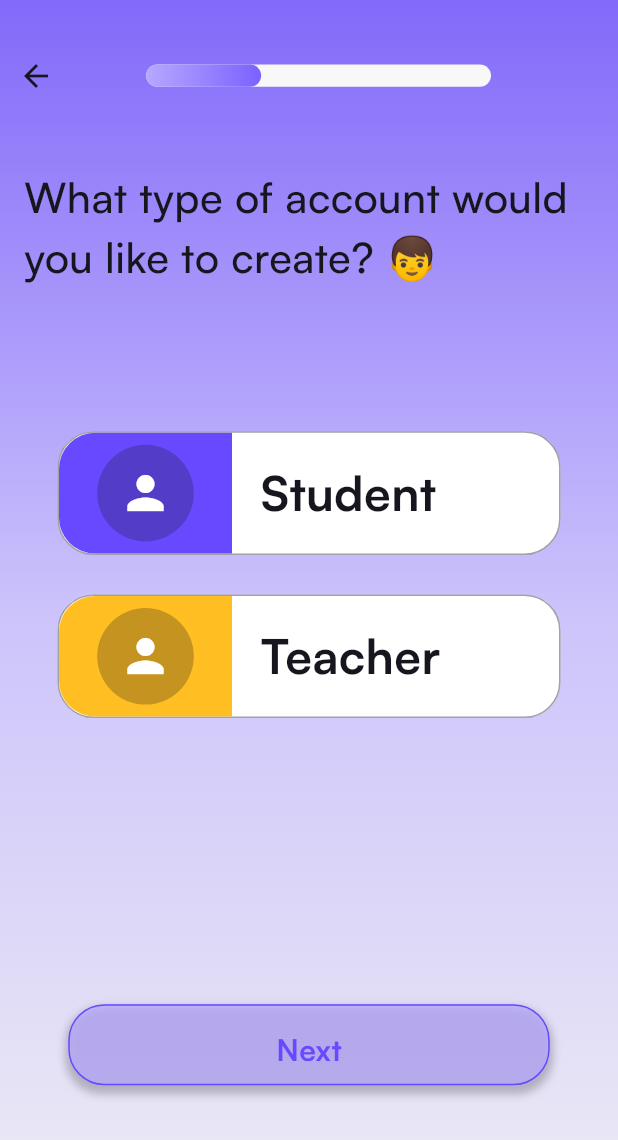
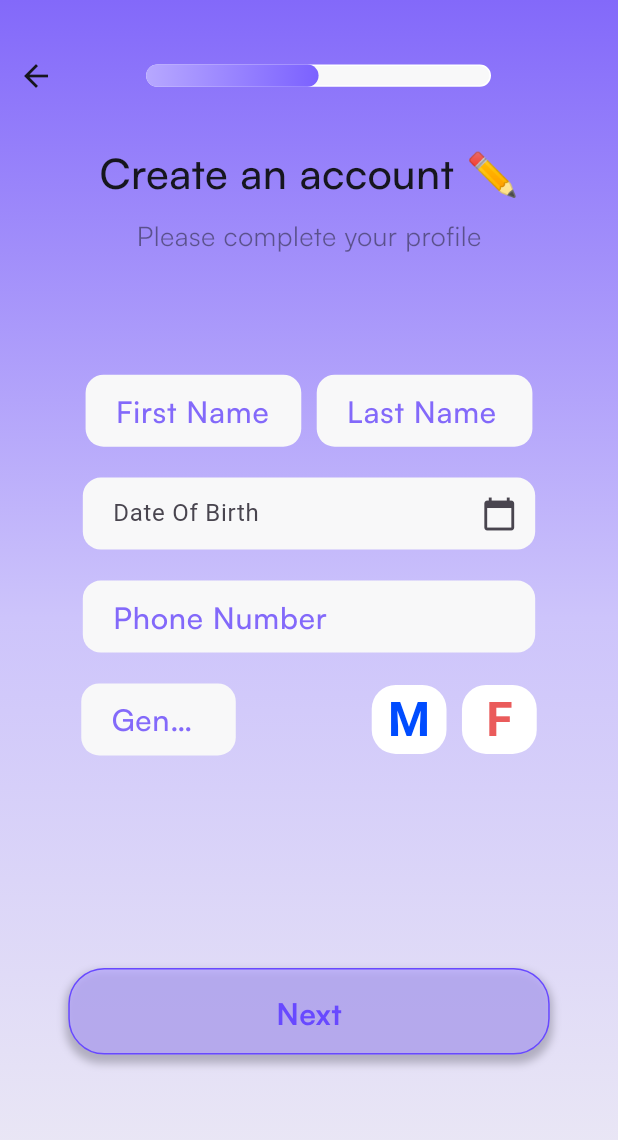
Before and after one commit to ahmedSobhi1122/Quizer, a Flutter app: the screen it shows after launch, after a tap on "Next", on a phone screen of 412 x 824 dp. Shown: the top 1140 px of the screen. Run offline on Flutter 3.47's test engine with Material 3 defaults, Android fonts, the phone set to English and light mode, and no system bars; our stand-ins replace easy_localization, shared_preferences, sqflite; accounts and stored records are empty.

Commit message:
some edit

```diff
--- a/lib/config/routes/route_constants.dart
+++ b/lib/config/routes/route_constants.dart
@@ -4,6 +4,7 @@ static const String splashScreenRoute = "/";
 static const String onbordingScreenRoute = "/onboarding";
 static const String selectionScreenRoute = "/selection";
 static const String logInScreenRoute = "/login";
+static const String dataInfoScreenRoute = "/dataInfo";
 static const String signUpScreenRoute = "/signup";
 static const String passwordScreenRoute = "/password";
 }
--- a/lib/config/routes/router.dart
+++ b/lib/config/routes/router.dart
@@ -1,6 +1,4 @@
 
-import 'package:path/path.dart';
-import 'package:quizer/features/presentation/pages/splash%20page/splash_screen.dart';
 
 import 'screen_export.dart';
 
@@ -17,10 +15,14 @@ class RouteGenerator {
         return MaterialPageRoute(
             builder: (context) =>const SplashScreen(),
         );
-    //   // case onbordingScreenRoute:
-    //   //   return MaterialPageRoute(
-    //   //     builder: (context) => const OnBoardingScreen(),
-    //   //   );
+      case Routes.signUpScreenRoute:
+        return MaterialPageRoute(
+            builder: (context) =>const SignUpScreen(),
+        );
+    case Routes.dataInfoScreenRoute:
+      return MaterialPageRoute(
+        builder: (context) => const DataInfoScreen(),
+      );
     //   case Routes.logInScreenRoute:
     //     return MaterialPageRoute(
     //       builder: (context) => LoginScreen(),
--- a/lib/config/routes/screen_export.dart
+++ b/lib/config/routes/screen_export.dart
@@ -3,7 +3,9 @@
 // export '../screens/login/views/password_screen.dart';
 // export 'package:eshop/screens/login/views/login_screen.dart';
 export 'package:flutter/material.dart';
+
 export 'package:quizer/features/presentation/pages/splash%20page/splash_screen.dart';
+export 'package:quizer/features/presentation/pages/data%20info%20page/data_information_screen.dart';
 export 'package:quizer/features/presentation/pages/selection%20page/selection_screen.dart';
 export 'package:quizer/features/presentation/pages/signup%20page/signup_screen.dart';
 export 'route_constants.dart';
--- a/lib/core/resources/text_styles.dart
+++ b/lib/core/resources/text_styles.dart
@@ -10,14 +10,21 @@ class AppTextStyles {
   AppTextStyles._();
 
   ///TextField
+  static TextStyle textStyle(BuildContext context) =>
+      getMediumStyle(
+        fontFamily: AppLanguages.getPrimaryFont(context),
+        color: AppColors.blackColor,
+        fontSize: FontSize.f20,
+      );
 
 
   ///Button
 
-  static TextStyle customButtonTextStyle(BuildContext context) =>
+
+  static TextStyle customButtonTextStyle(BuildContext context,Color color) =>
       getBoldStyle(
         fontFamily: AppLanguages.getPrimaryFont(context),
-        color: AppColors.purpleColor,
+        color: color,
         fontSize: FontSize.f20,
       );
 
--- a/lib/features/presentation/common/custom_button_with_shadow.dart
+++ b/lib/features/presentation/common/custom_button_with_shadow.dart
@@ -5,9 +5,17 @@ import 'package:quizer/core/resources/app_values.dart';
 import 'package:quizer/core/resources/text_styles.dart';
 
 class CustomButton extends StatelessWidget {
-  const CustomButton({super.key, required this.text});
+  const CustomButton(
+      {super.key,
+      required this.text,
+      required this.onPressed,
+      required this.color,
+      required this.colorText});
 
   final String text;
+  final VoidCallback onPressed;
+  final Color color;
+  final Color colorText;
 
   @override
   Widget build(BuildContext context) {
@@ -20,7 +28,7 @@ class CustomButton extends StatelessWidget {
             bottom: context.height * 0.122),
         child: Container(
           width: context.width * 0.779,
-          height: context.height * 0.0655,
+          height: context.height * 0.07,
           decoration: BoxDecoration(
               borderRadius: BorderRadius.circular(AppBorderRadius.br24),
               boxShadow: [
@@ -37,12 +45,12 @@ class CustomButton extends StatelessWidget {
                 borderRadius: BorderRadius.circular(AppBorderRadius.br24),
               ),
               side: const BorderSide(color: AppColors.purpleColor),
-              backgroundColor: AppColors.lightPurpleColor.withOpacity(.7),
+              backgroundColor: color,
             ),
-            onPressed: () {},
+            onPressed: onPressed,
             child: Text(
               text,
-              style: AppTextStyles.customButtonTextStyle(context),
+              style: AppTextStyles.customButtonTextStyle(context, colorText),
             ),
           ),
         ),
--- a/lib/features/presentation/common/custom_progress.dart
+++ b/lib/features/presentation/common/custom_progress.dart
@@ -17,7 +17,7 @@ class CustomProgress extends StatelessWidget {
           height: context.height * .018,
           decoration: BoxDecoration(
             border: Border.all(
-                style: BorderStyle.solid, color: AppColors.transparentColor),
+                style: BorderStyle.solid, color: AppColors.whiteColor),
             borderRadius: BorderRadius.circular(13),
             color: AppColors.lightGreyColor,
           ),
--- /dev/null
+++ b/lib/features/presentation/pages/data info page/data_information_screen.dart
@@ -0,0 +1,212 @@
+import 'package:quizer/config/routes/screen_export.dart';
+import 'package:quizer/core/helper/extensions.dart';
+import 'package:quizer/core/resources/app_colors.dart';
+import 'package:quizer/core/resources/app_values.dart';
+import 'package:quizer/core/resources/text_styles.dart';
+import 'package:quizer/features/presentation/common/custom_button_with_shadow.dart';
+import 'package:quizer/features/presentation/common/custom_progress.dart';
+import 'package:quizer/features/presentation/pages/data%20info%20page/widgets/date_of_birth.dart';
+
+class DataInfoScreen extends StatelessWidget {
+  const DataInfoScreen({super.key});
+
+  @override
+  Widget build(BuildContext context) {
+    return Scaffold(
+        body: Container(
+          width: context.width,
+      height: context.height,
+      padding: EdgeInsets.only(top: context.height * .032),
+      decoration: const BoxDecoration(
+        gradient: LinearGradient(colors: [
+          AppColors.purpleColor50,
+          AppColors.purpleColor30,
+          AppColors.purpleColor10,
+        ], begin: Alignment.topCenter, end: Alignment.bottomCenter),
+      ),
+      child: SingleChildScrollView(
+        child: Column(children: [
+          Row(
+            children: [
+              const BackButton(),
+              SizedBox(
+                width: context.width * .12,
+              ),
+              const CustomProgress(
+                progress: 2,
+              ),
+            ],
+          ),
+          SizedBox(height: context.height * .025),
+          Text(
+            '''Create an account ✏️''',
+            style: AppTextStyles.headerSignupTextStyle(context),
+          ),
+          SizedBox(height: context.height * .01),
+          Text(
+            '''Please complete your profile''',
+            style: AppTextStyles.subHeaderSignupTextStyle(context),
+          ),
+          SizedBox(height: context.height * .0966),
+          Row(mainAxisAlignment: MainAxisAlignment.center, children: [
+            SizedBox(
+              width: context.width * .349,
+              child: TextField(
+                decoration: const InputDecoration(
+                  hintText: "First Name",
+                  hintStyle: TextStyle(color: AppColors.purpleColor50),
+                  contentPadding:
+                      EdgeInsets.symmetric(horizontal: AppPadding.defaultPadding),
+                ),
+                style: AppTextStyles.textStyle(context),
+              ),
+            ),
+            SizedBox(width: context.width * .025),
+            SizedBox(
+              width: context.width * .349,
+              child: TextField(
+                decoration: const InputDecoration(
+                  hintText: "Last Name",
+                  hoverColor: AppColors.purpleColor,
+                  // border: InputBorder,
+                  hintStyle: TextStyle(color: AppColors.purpleColor50),
+                  contentPadding:
+                      EdgeInsets.symmetric(horizontal: AppPadding.defaultPadding),
+                ),
+                style: AppTextStyles.textStyle(context),
+              ),
+            ),
+          ]),
+          SizedBox(height: context.height * .025),
+          SizedBox(
+            width: context.width * .732,
+            child: const DateOfBirth(),
+          ),
+          SizedBox(height: context.height * .025),
+          SizedBox(
+            width: context.width * .732,
+            child: TextField(
+              decoration: const InputDecoration(
+                hintText: "Phone Number",
+                hoverColor: AppColors.purpleColor,
+                // border: InputBorder,
+                hintStyle: TextStyle(color: AppColors.purpleColor50),
+                contentPadding:
+                    EdgeInsets.symmetric(horizontal: AppPadding.defaultPadding),
+              ),
+              keyboardType: TextInputType.phone,
+              style: AppTextStyles.textStyle(context),
+            ),
+          ),
+          SizedBox(height: context.height * .025),
+          Row(
+            mainAxisAlignment: MainAxisAlignment.center,
+            children: [
+              SizedBox(
+                width: context.width * .25,
+                child: TextField(
+                  decoration: const InputDecoration(
+                    hintText: "Gender",
+                    hoverColor: AppColors.purpleColor,
+                    // border: InputBorder,
+                    hintStyle: TextStyle(color: AppColors.purpleColor50),
+                    contentPadding: EdgeInsets.symmetric(
+                        horizontal: AppPadding.defaultPadding),
+                  ),
+                  style: AppTextStyles.textStyle(context),
+                  readOnly: true,
+                ),
+              ),
+              SizedBox(width: context.width * .22),
+              const GenderSelection(),
+            ],
+          ),
+          SizedBox(height: context.height * 0.172,),
+          CustomButton(
+            color: AppColors.lightPurpleColor.withOpacity(.7),
+            colorText: AppColors.purpleColor,
+            text: "Next",
+            onPressed: () =>context.pushNamed(Routes.signUpScreenRoute),
+          ),
+        ]),
+      ),
+    ));
+  }
+}
+
+class GenderSelection extends StatefulWidget {
+  const GenderSelection({super.key});
+
+  @override
+  State<GenderSelection> createState() => _GenderSelectionState();
+}
+
+class _GenderSelectionState extends State<GenderSelection> {
+  int _isSelected = -1;
+
+  @override
+  Widget build(BuildContext context) {
+    return Row(
+      children: [
+        GestureDetector(
+          onTap: () {
+            setState(() {
+              if (_isSelected == -1) {
+                _isSelected = 0;
+              } else {
+                _isSelected = _isSelected == 0 ? 1 : 0;
+              }
+            });
+          },
+          child: Container(
+            width: context.width * .121,
+            // height: context.height,
+            decoration: BoxDecoration(
+              borderRadius: BorderRadius.circular(AppBorderRadius.br16),
+              color: _isSelected != 0
+                  ? AppColors.whiteColor
+                  : AppColors.purpleColor50,
+            ),
+            child: const Center(
+                child: Text(
+              "M",
+              style: TextStyle(
+                  color: AppColors.blueColor,
+                  fontSize: 32,
+                  fontWeight: FontWeight.bold),
+            )),
+          ),
+        ),
+        SizedBox(width: context.width * .025),
+        GestureDetector(
+          onTap: () {
+            setState(() {
+              if (_isSelected == -1) {
+                _isSelected = 1;
+              } else {
+                _isSelected = _isSelected == 1 ? 0 : 1;
+              }
+            });
+          },
+          child: Container(
+            width: context.width * .121,
+            // height: context.height,
+            decoration: BoxDecoration(
+                borderRadius: BorderRadius.circular(AppBorderRadius.br16),
+                color: _isSelected != 1
+                    ? AppColors.whiteColor
+                    : AppColors.purpleColor50),
+            child: const Center(
+                child: Text(
+              "F",
+              style: TextStyle(
+                  color: AppColors.errorColor,
+                  fontSize: 32,
+                  fontWeight: FontWeight.bold),
+            )),
+          ),
+        ),
+      ],
+    );
+  }
+}
--- /dev/null
+++ b/lib/features/presentation/pages/data info page/widgets/date_of_birth.dart
@@ -0,0 +1,53 @@
+import 'package:easy_localization/easy_localization.dart';
+import 'package:flutter/material.dart';
+import 'package:quizer/core/resources/app_colors.dart';
+import 'package:quizer/core/resources/text_styles.dart';
+
+class DateOfBirth extends StatefulWidget {
+  const DateOfBirth({super.key});
+
+  @override
+  State<DateOfBirth> createState() => _DateOfBirthState();
+}
+
+class _DateOfBirthState extends State<DateOfBirth> {
+  TextEditingController dateInput = TextEditingController();
+
+  @override
+  void initState() {
+    dateInput.text = ""; //set the initial value of text field
+    super.initState();
+  }
+
+  @override
+  Widget build(BuildContext context) {
+    return TextField(
+      controller: dateInput,
+      decoration: const InputDecoration(
+        suffixIcon: Icon(Icons.calendar_today),
+        labelText: "Date Of Birth",
+        hoverColor: AppColors.purpleColor,
+        hintStyle: TextStyle(color: AppColors.purpleColor50),
+        contentPadding: EdgeInsets.symmetric(horizontal: 16.0),
+      ),
+      style: AppTextStyles.textStyle(context),
+      readOnly: true,
+      onTap: () async {
+        DateTime? pickedDate = await showDatePicker(
+            context: context,
+            initialDate: DateTime.now(),
+            firstDate: DateTime(1950),
+            //DateTime.now() - not to allow to choose before today.
+            lastDate: DateTime(2100));
+
+        if (pickedDate != null) {
+          String formattedDate = DateFormat('yyyy-MM-dd').format(pickedDate);
+          setState(() {
+            dateInput.text =
+                formattedDate; //set output date to TextField value.
+          });
+        } else {}
+      },
+    );
+  }
+}
--- a/lib/features/presentation/pages/selection page/selection_screen.dart
+++ b/lib/features/presentation/pages/selection page/selection_screen.dart
@@ -1,4 +1,5 @@
 import 'package:flutter/material.dart';
+import 'package:quizer/config/routes/route_constants.dart';
 import 'package:quizer/core/helper/extensions.dart';
 import 'package:quizer/core/resources/app_colors.dart';
 import 'package:quizer/core/resources/app_values.dart';
@@ -36,7 +37,10 @@ class SelectionScreen extends StatelessWidget {
         SizedBox(height: context.height * .025),
         Padding(
           padding: const EdgeInsets.all(AppPadding.defaultPadding),
-                      child: Text('''What type of account would you like to create? 👦''',style: AppTextStyles.headerSignupTextStyle(context),),
+          child: Text(
+            '''What type of account would you like to create? 👦''',
+            style: AppTextStyles.headerSignupTextStyle(context),
+          ),
         ),
         SizedBox(height: context.height * .0966),
         const SelectedContainer(
@@ -59,7 +63,12 @@ class SelectionScreen extends StatelessWidget {
           ),
         ),
         const Spacer(),
-                    const CustomButton(text: "Next"),
+        CustomButton(
+          color: AppColors.lightPurpleColor.withOpacity(.7),
+          colorText: AppColors.purpleColor,
+          text: "Next",
+          onPressed: () => context.pushNamed(Routes.dataInfoScreenRoute),
+        ),
       ]),
     ));
   }
@@ -125,7 +134,10 @@ class _SelectedContainerState extends State<SelectedContainer> {
             SizedBox(
               width: context.width * .046,
             ),
-            Text(widget.content,style: AppTextStyles.selectedBoxTextStyle(context),)
+            Text(
+              widget.content,
+              style: AppTextStyles.selectedBoxTextStyle(context),
+            )
           ],
         ),
       ),
--- a/lib/features/presentation/pages/splash page/splash_screen.dart
+++ b/lib/features/presentation/pages/splash page/splash_screen.dart
@@ -11,12 +11,8 @@ class SplashScreen extends StatelessWidget {
 
   @override
   Widget build(BuildContext context) {
-    Future.delayed(const Duration(seconds: 3), () {
-      // Navigator.of(context).pushReplacement(
-      //   MaterialPageRoute(builder: (context) => const SelectionScreen()),
-      // );
-      context.pushReplacementNamed(Routes.selectionScreenRoute);
-    });
+    Future.delayed(const Duration(seconds: 3),
+        () => context.pushReplacementNamed(Routes.selectionScreenRoute));
 
     return Scaffold(
       body: Container(
```
Also changed, not shown: lib/features/presentation/pages/signup page/signup_screen.dart (+84 -7 lines), 1 other file. Lines whose indentation alone changed are shown as unchanged.
